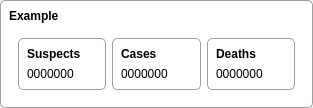
nashiradeer/brasil-cov, file src/statsitem.ui: the form before one commit.
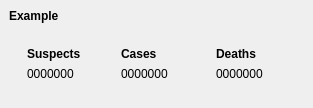
The form after the commit.

What changed in the file:
```diff
--- a/src/statsitem.ui
+++ b/src/statsitem.ui
@@ -25,32 +25,6 @@
   <property name="windowTitle">
    <string>Form</string>
   </property>
-  <property name="styleSheet">
-   <string notr="true">QWidget#root {
-	border-style: none;
-	border-radius: 5px;
-	border: 1px solid palette(dark);
-	background-color: palette(Base);
-}
-
-QWidget#cases {
-	border-style: none;
-	border-radius: 5px;
-	border: 1px solid palette(dark);
-}
-
-QWidget#suspects {
-	border-style: none;
-	border-radius: 5px;
-	border: 1px solid palette(dark);
-}
-
-QWidget#deaths {
-	border-style: none;
-	border-radius: 5px;
-	border: 1px solid palette(dark);
-}</string>
-  </property>
   <property name="locale">
    <locale language="English" country="UnitedStates"/>
   </property>
```
